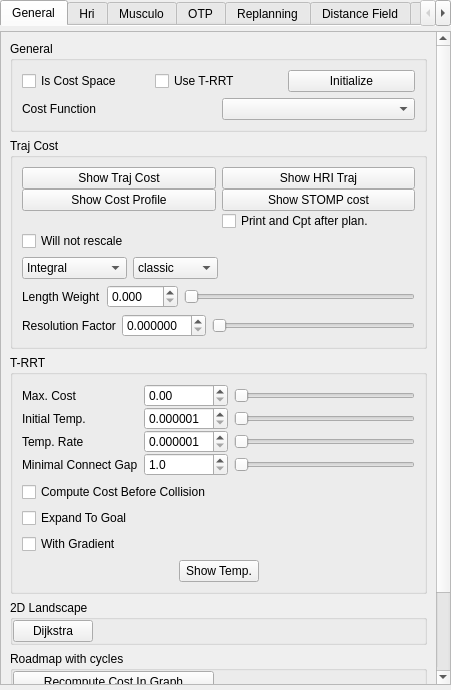
Before: the Qt Designer form src/move3d-qt-gui-libs/src/qtMainInterface/sideWidgets/qtCost.ui in jmainpri/move3d-studio, drawn with Qt 5.
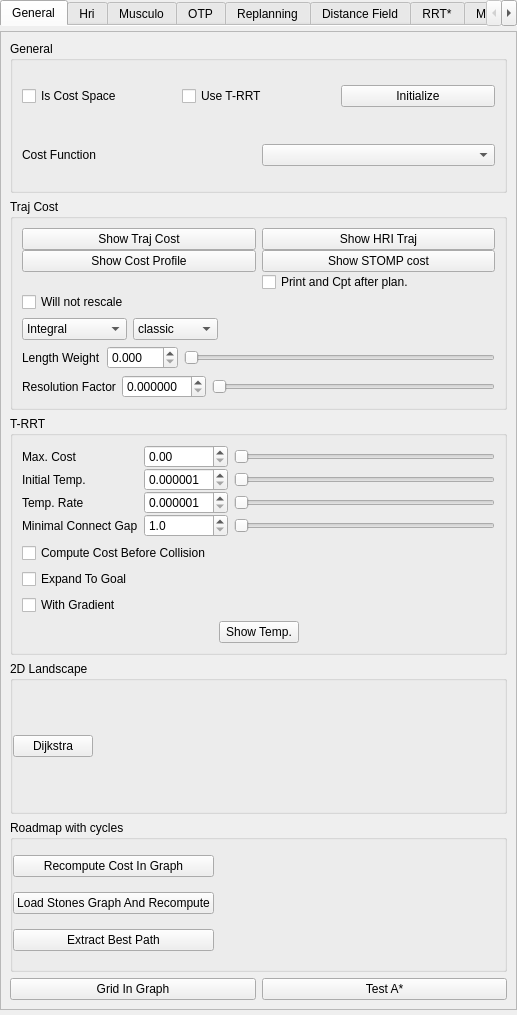
After: the same form once the commit is applied. The open tabs and pages were chosen to show the change. Custom widgets are drawn as their Qt base class.

```diff
--- a/src/move3d-qt-gui-libs/src/qtMainInterface/sideWidgets/qtCost.ui
+++ b/src/move3d-qt-gui-libs/src/qtMainInterface/sideWidgets/qtCost.ui
@@ -6,8 +6,8 @@
    <rect>
     <x>0</x>
     <y>0</y>
-    <width>451</width>
-    <height>690</height>
+    <width>517</width>
+    <height>1015</height>
    </rect>
   </property>
   <property name="windowTitle">
@@ -58,8 +58,8 @@
            <rect>
             <x>0</x>
             <y>0</y>
-            <width>433</width>
-            <height>827</height>
+            <width>515</width>
+            <height>973</height>
            </rect>
           </property>
           <layout class="QVBoxLayout" name="verticalLayout">
```
Left out of the diff: 2 changed lines with no effect on the pictures.
